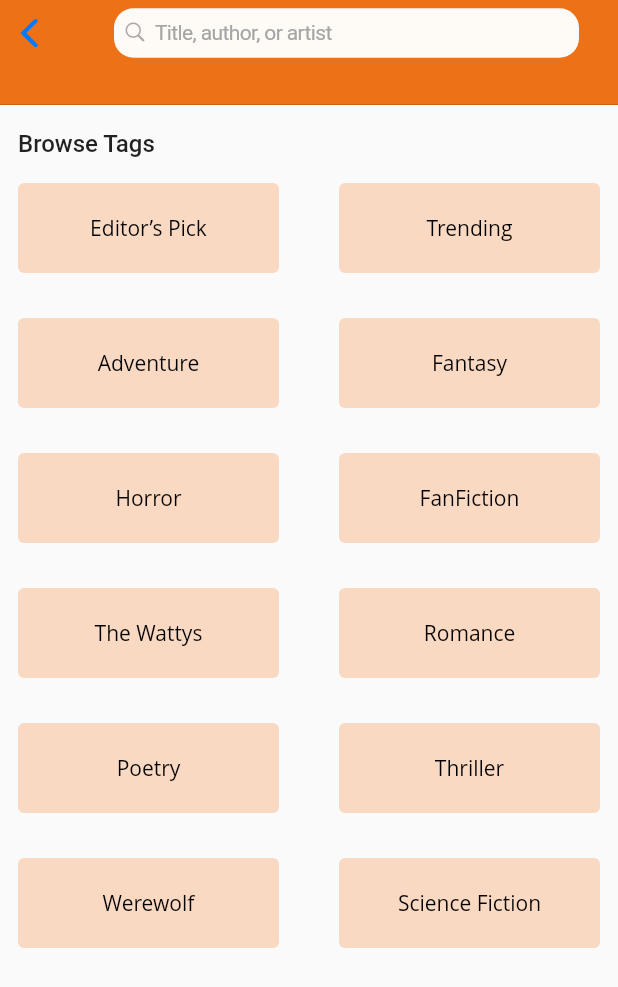
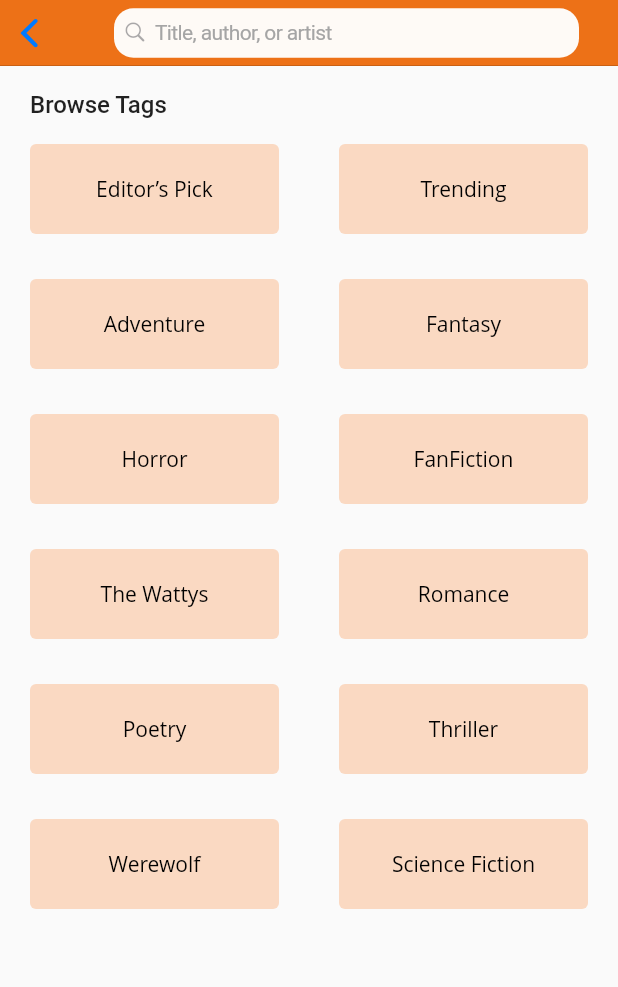
Before and after one commit to Darius253/E-books, a Flutter app: the SearchPage screen opened directly, on a phone screen of 412 x 824 dp. Shown: the top 987 px of the screen. Run offline on Flutter 3.47's test engine with Material 2 defaults, Android fonts, the phone set to English and light mode, and no system bars; our stand-ins replace carousel_slider, dropdown_button2, flutter_custom_clippers, flutter_staggered_animations, flutter_svg, get and 4 more; missing offline and left inert: flutter_password_strength; Roboto replaces fonts that are missing (Open Sans); project files that could hold a hidden picture were left out.

Commit message:
Made changes

```diff
--- a/lib/screens/home_screens/search/search_page.dart
+++ b/lib/screens/home_screens/search/search_page.dart
@@ -7,18 +7,15 @@ class SearchPage extends StatelessWidget {
   @override
   Widget build(BuildContext context) {
     final double height = MediaQuery.of(context).size.height;
-    //final double width = MediaQuery.of(context).size.width;
     return SafeArea(
       child: Scaffold(
-        appBar: const PreferredSize(
-          preferredSize: Size.fromHeight(80.0),
-          child: SizedBox(
-            height: 70,
-            child: SearchField(),
+        appBar: PreferredSize(
+          preferredSize: Size.fromHeight(height * 0.15),
+          child: const SearchField(),
         ),
-        ),
-        body: Padding(
-          padding: const EdgeInsets.symmetric(horizontal: 12),
+        body: SingleChildScrollView(
+          child: Padding(
+            padding: const EdgeInsets.symmetric(horizontal: 20, ),
             child: Column(
               crossAxisAlignment: CrossAxisAlignment.start,
               children: [
@@ -35,8 +32,10 @@ class SearchPage extends StatelessWidget {
                 SizedBox(
                   height: height * 0.02,
                 ),
-              SizedBox(height: height * 0.75, child: SearchTags(texts: texts)),
+                SizedBox(
+                    height: height * 0.75, child: const SearchTags()),
               ],
+            ),
           ),
         ),
       ),
```
Lines whose indentation alone changed are shown as unchanged.
